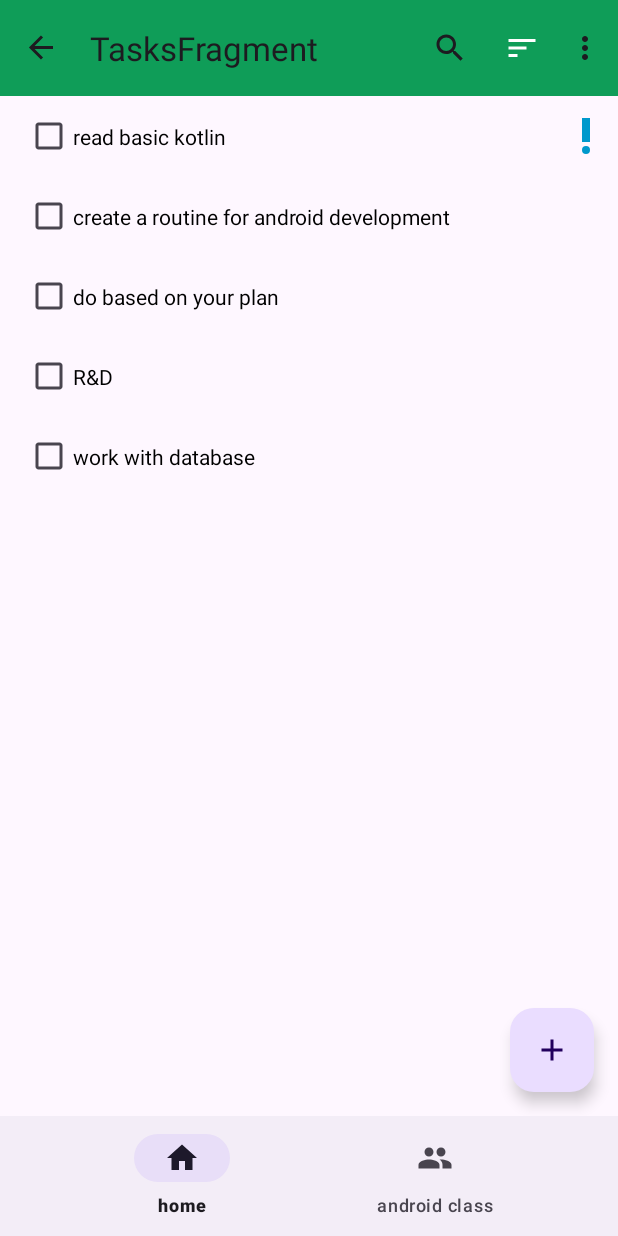
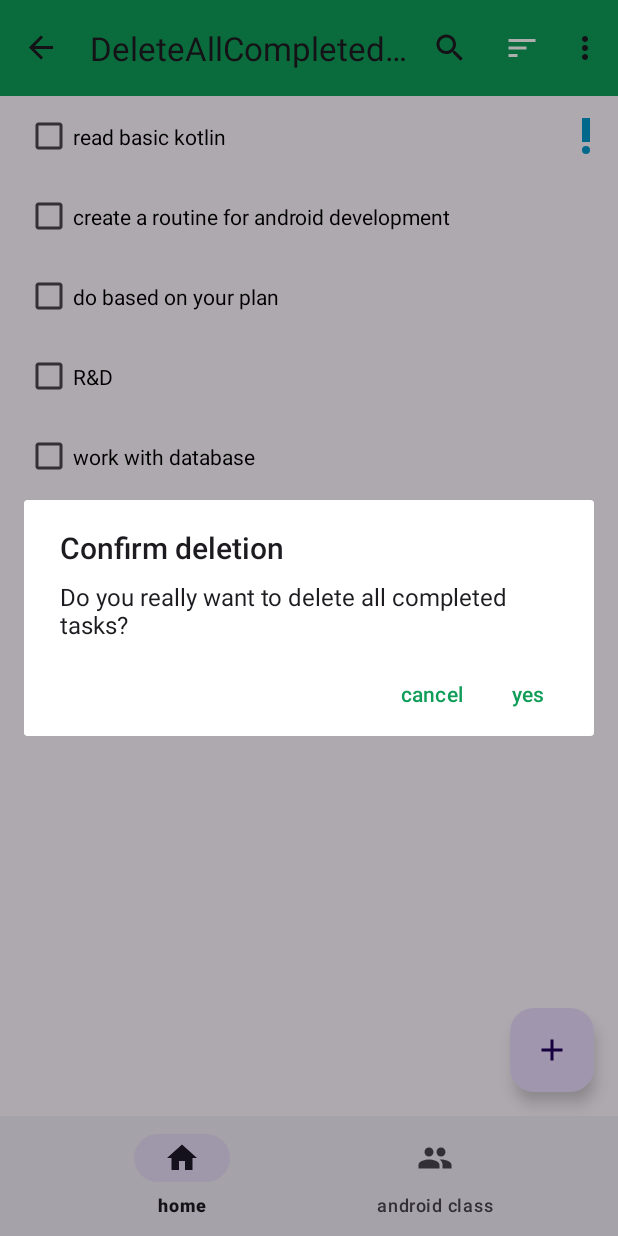
Before and after one commit to hanarahmati/AndroidFanavari40205, an Android app: the TasksFragment screen opened through its navigation route, in the options menu, after a tap on "Delete all completed", on a phone screen of 412 x 824 dp. Run offline under Robolectric (Android 15) with nearby library versions, the phone set to English and light mode, and no system bars; our stand-ins replace Dagger/Hilt's generated code, Room's generated code, navigation-ui.

Commit message:
presession11 part 4

```diff
--- a/app/src/main/java/co/fanavari/androidfanavari40205/data/task/TaskDao.kt
+++ b/app/src/main/java/co/fanavari/androidfanavari40205/data/task/TaskDao.kt
@@ -34,5 +34,8 @@ interface TaskDao {
     @Delete
     fun delete(task: Task)
 
+    @Query("DELETE FROM task_table WHERE completed = 1")
+    fun deleteCompletedTasks()
+
 
 }
--- /dev/null
+++ b/app/src/main/java/co/fanavari/androidfanavari40205/ui/deleteAllCompleted/DeleteAllCompletedDialogFragment.kt
@@ -0,0 +1,25 @@
+package co.fanavari.androidfanavari40205.ui.deleteAllCompleted
+
+import android.app.Dialog
+import android.os.Bundle
+import androidx.appcompat.app.AlertDialog
+import androidx.fragment.app.DialogFragment
+import androidx.fragment.app.viewModels
+import dagger.hilt.android.AndroidEntryPoint
+
+@AndroidEntryPoint
+class DeleteAllCompletedDialogFragment : DialogFragment() {
+
+    private val viewModel: DeleteAllCompletedViewModel by viewModels()
+
+    override fun onCreateDialog(savedInstanceState: Bundle?): Dialog =
+        AlertDialog.Builder(requireContext())
+            .setTitle("Confirm deletion")
+            .setMessage("Do you really want to delete all completed tasks?")
+            .setNegativeButton("cancel", null)
+            .setPositiveButton("yes"){_, _ ->
+                viewModel.onConfirmClick()
+            }
+            .create()
+
+}
--- /dev/null
+++ b/app/src/main/java/co/fanavari/androidfanavari40205/ui/deleteAllCompleted/DeleteAllCompletedViewModel.kt
@@ -0,0 +1,20 @@
+package co.fanavari.androidfanavari40205.ui.deleteAllCompleted
+
+import androidx.lifecycle.ViewModel
+import co.fanavari.androidfanavari40205.data.task.TaskDao
+import co.fanavari.androidfanavari40205.di.ApplicationScope
+import dagger.hilt.android.lifecycle.HiltViewModel
+import kotlinx.coroutines.CoroutineScope
+import kotlinx.coroutines.launch
+import javax.inject.Inject
+
+@HiltViewModel
+class DeleteAllCompletedViewModel @Inject constructor(
+    private val taskDao: TaskDao,
+    @ApplicationScope private val applicationScope: CoroutineScope
+
+): ViewModel() {
+    fun onConfirmClick()  = applicationScope.launch {
+        taskDao.deleteCompletedTasks()
+    }
+}
--- a/app/src/main/java/co/fanavari/androidfanavari40205/ui/task/TasksFragment.kt
+++ b/app/src/main/java/co/fanavari/androidfanavari40205/ui/task/TasksFragment.kt
@@ -88,6 +88,7 @@ class TasksFragment : Fragment(R.layout.fragment_tasks), TasksAdapter.OnItemClic
 
                     R.id.action_delete_all_completed_tasks -> {
 
+                        viewModel.onDeleteAllCompletedClick()
                         true
                     }
 
@@ -150,6 +151,10 @@ class TasksFragment : Fragment(R.layout.fragment_tasks), TasksAdapter.OnItemClic
                         is TasksViewModel.TasksEvent.ShowTaskSavedConfirmationMessage -> {
                             Snackbar.make(requireView(), event.msg , Snackbar.LENGTH_SHORT).show()
                         }
+                        is TasksViewModel.TasksEvent.NavigateToDeleteAllCompletedScreen -> {
+                            val action = TasksFragmentDirections.actionGlobalDeleteAllCompletedDialogFragment()
+                            findNavController(this@TasksFragment).navigate(action)
+                        }
                     }.exhaustive
                 }
 
--- a/app/src/main/java/co/fanavari/androidfanavari40205/ui/task/TasksViewModel.kt
+++ b/app/src/main/java/co/fanavari/androidfanavari40205/ui/task/TasksViewModel.kt
@@ -7,6 +7,7 @@ import co.fanavari.androidfanavari40205.data.task.Task
 import co.fanavari.androidfanavari40205.data.task.TaskDao
 import dagger.hilt.android.lifecycle.HiltViewModel
 import kotlinx.coroutines.Dispatchers
+import kotlinx.coroutines.ExperimentalCoroutinesApi
 import kotlinx.coroutines.channels.Channel
 import kotlinx.coroutines.flow.MutableStateFlow
 import kotlinx.coroutines.flow.combine
@@ -18,7 +19,7 @@ import javax.inject.Inject
 @HiltViewModel
 class TasksViewModel @Inject constructor(
     private val taskDao: TaskDao,
-    private val state: SavedStateHandle
+    state: SavedStateHandle
 ) : ViewModel() {
 
     //val tasks = taskDao.getTask().asLiveData()
@@ -37,6 +38,7 @@ class TasksViewModel @Inject constructor(
     }*/
 
 
+    @OptIn(ExperimentalCoroutinesApi::class)
     private val tasksFlow = combine(
         searchQuery.asFlow()
         , sortOrder, hideCompleted
@@ -48,7 +50,7 @@ class TasksViewModel @Inject constructor(
 
     val tasks = tasksFlow.asLiveData()
 
-    fun onTaskCheckedChanged(task: Task, isChecked: Boolean) = viewModelScope.launch {
+    fun onTaskCheckedChanged(task: Task, isChecked: Boolean) = viewModelScope.launch(Dispatchers.IO) {
         taskDao.update(task.copy(completed = isChecked))
     }
 
@@ -79,12 +81,17 @@ class TasksViewModel @Inject constructor(
         tasksEventChannel.send(TasksEvent.ShowTaskSavedConfirmationMessage(text))
     }
 
+    fun onDeleteAllCompletedClick()  = viewModelScope.launch {
+        tasksEventChannel.send(TasksEvent.NavigateToDeleteAllCompletedScreen)
+    }
+
 
     sealed class TasksEvent {
         data class ShowUndoDeleteTaskMessage(val task: Task) : TasksEvent()
         object NavigateToAddTaskScreen : TasksEvent()
         data class NavigateToEditTaskScreen(val task: Task) : TasksEvent()
         data class ShowTaskSavedConfirmationMessage(val msg: String) : TasksEvent()
+        object NavigateToDeleteAllCompletedScreen: TasksEvent()
     }
 
 }
--- a/app/src/main/res/navigation/nav_graph.xml
+++ b/app/src/main/res/navigation/nav_graph.xml
@@ -55,4 +55,10 @@
             app:argType="string" />
 
     </fragment>
+
+    <dialog
+        android:id="@+id/deleteAllCompletedDialogFragment"
+        android:name="co.fanavari.androidfanavari40205.ui.deleteAllCompleted.DeleteAllCompletedDialogFragment"
+        android:label="DeleteAllCompletedDialogFragment" />
+    <action android:id="@+id/action_global_deleteAllCompletedDialogFragment" app:destination="@id/deleteAllCompletedDialogFragment"/>
 </navigation>
```
